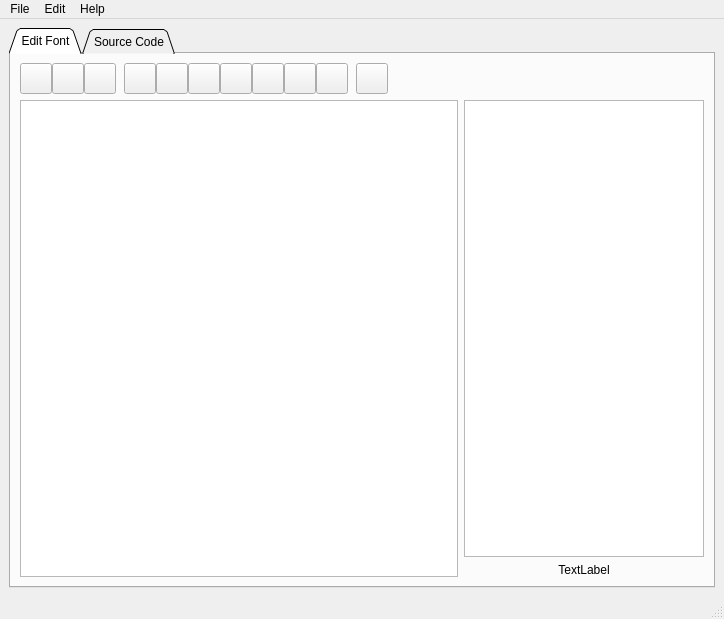
Qt form app/mainwindow.ui (ayoy/fontedit) before a commit.
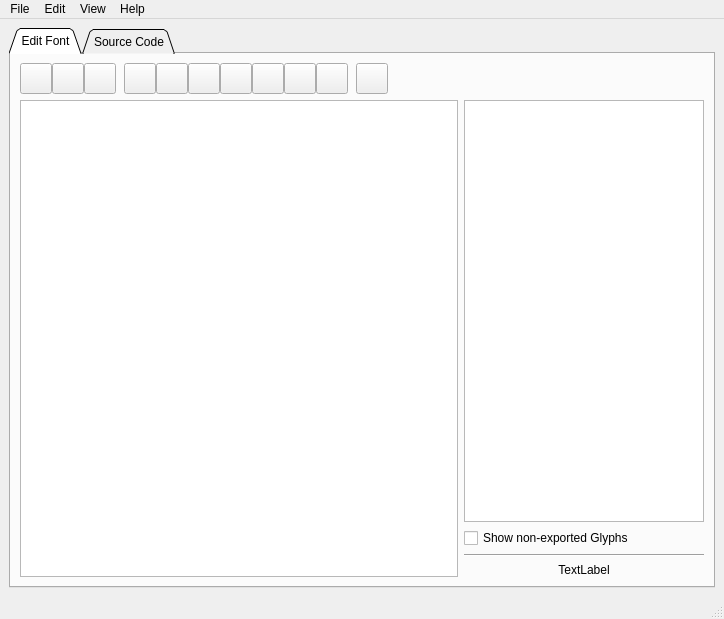
The same form after that commit. Icons and pictures are not drawn. Custom widgets are drawn as their Qt base class.

Commit message: Add a checkbox to control showing non-exported Glyphs

```diff
--- a/app/mainwindow.ui
+++ b/app/mainwindow.ui
@@ -250,6 +250,20 @@
             </property>
            </widget>
           </item>
+          <item>
+           <widget class="QCheckBox" name="showNonExportedGlyphsCheckBox">
+            <property name="text">
+             <string>Show non-exported Glyphs</string>
+            </property>
+           </widget>
+          </item>
+          <item>
+           <widget class="Line" name="faceInfoSeparator">
+            <property name="orientation">
+             <enum>Qt::Horizontal</enum>
+            </property>
+           </widget>
+          </item>
           <item>
            <widget class="QLabel" name="faceInfoLabel">
             <property name="enabled">
@@ -488,8 +502,15 @@
     </property>
     <addaction name="actionAbout"/>
    </widget>
+   <widget class="QMenu" name="menuView">
+    <property name="title">
+     <string>View</string>
+    </property>
+    <addaction name="actionShow_non_exported_Glyphs"/>
+   </widget>
    <addaction name="menuFile"/>
    <addaction name="menuEdit"/>
+   <addaction name="menuView"/>
    <addaction name="menuHelp"/>
   </widget>
   <widget class="QStatusBar" name="statusBar"/>
```
Left out of the diff: 62 changed lines with no effect on the pictures. The commit also changes 3 other files.
